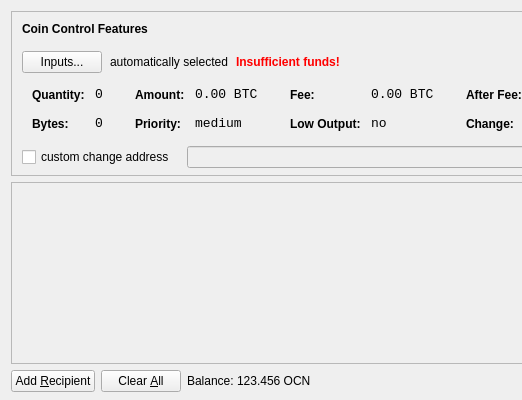
Old version of the form src/qt/forms/sendcoinsdialog.ui in the repository oceancoindev/oceancoin; both pictures show x 0 to 522 and y 0 to 400 of the 850 by 400 pixel window.
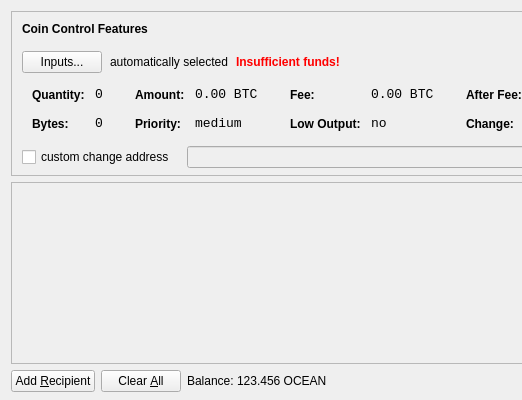
New version of the form. Icons and pictures are not drawn.

Commit message: set OCEAN name

```diff
--- a/src/qt/forms/sendcoinsdialog.ui
+++ b/src/qt/forms/sendcoinsdialog.ui
@@ -720,7 +720,7 @@
           <cursorShape>IBeamCursor</cursorShape>
          </property>
          <property name="text">
-          <string>123.456 OCN</string>
+          <string>123.456 OCEAN</string>
          </property>
          <property name="textInteractionFlags">
           <set>Qt::LinksAccessibleByMouse|Qt::TextSelectableByKeyboard|Qt::TextSelectableByMouse</set>
```
The commit also changes 3 other files.
